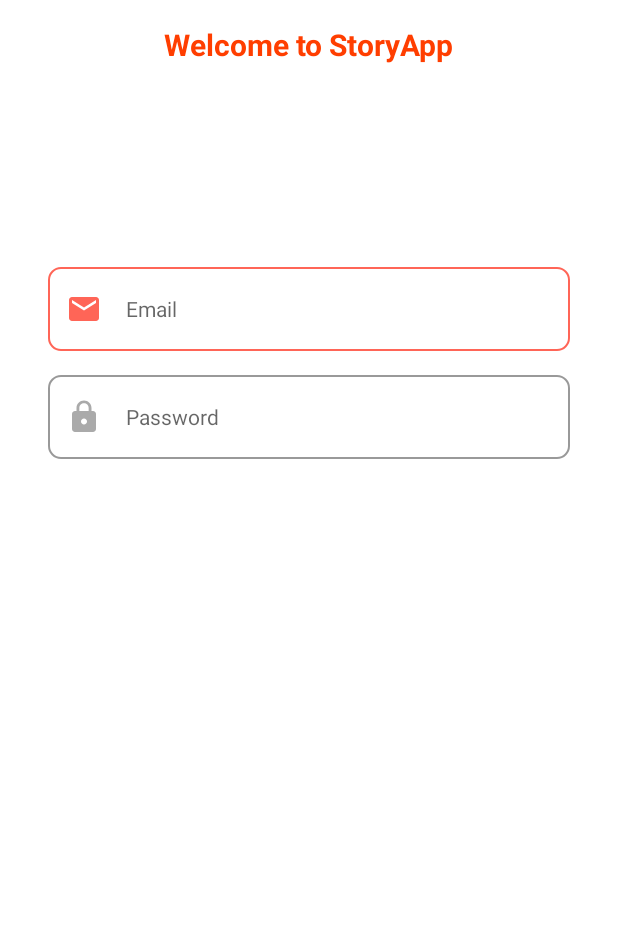
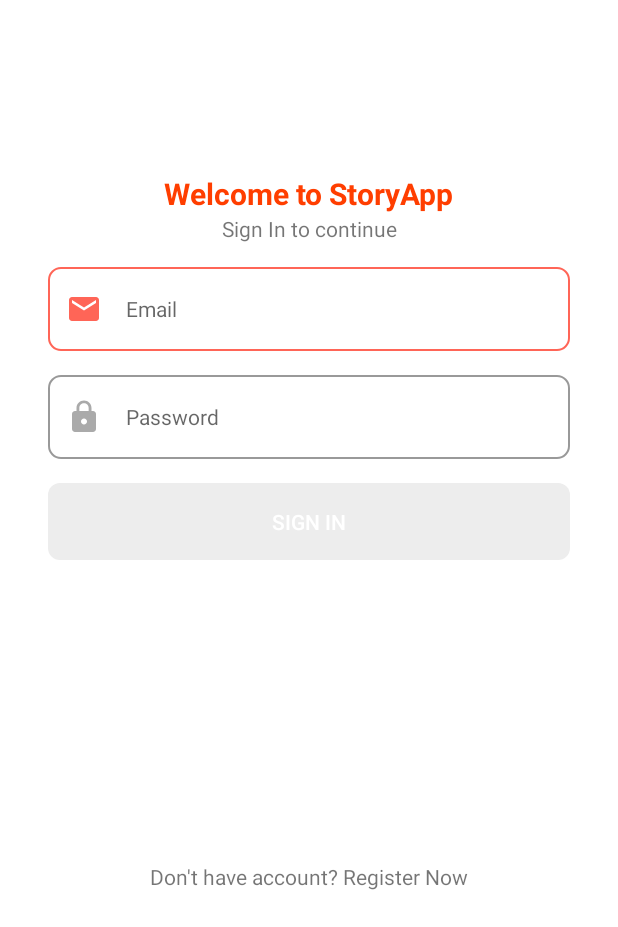
Before and after one commit to luthfiajiw/submission-story-app, an Android app: the SignInActivity screen opened directly, with no data from a screen before it, on a phone screen of 412 x 824 dp, the part 309-1236 px from its top. Run offline under Robolectric (Android 15) with nearby library versions, the phone set to English and light mode, and no system bars; our stand-ins replace CircleImageView.

Commit message:
sign in screen

```diff
--- a/app/src/main/AndroidManifest.xml
+++ b/app/src/main/AndroidManifest.xml
@@ -13,6 +13,9 @@
         android:supportsRtl="true"
         android:theme="@style/Theme.MyApplication"
         tools:targetApi="31">
+        <activity
+            android:name=".auth.views.SignUpActivity"
+            android:exported="false" />
         <activity
             android:name=".auth.views.SignInActivity"
             android:exported="false" />
--- a/app/src/main/java/com/submission/app/story/auth/views/SignInActivity.kt
+++ b/app/src/main/java/com/submission/app/story/auth/views/SignInActivity.kt
@@ -2,12 +2,22 @@ package com.submission.app.story.auth.views
 
 import android.animation.AnimatorSet
 import android.animation.ObjectAnimator
+import android.content.Intent
 import androidx.appcompat.app.AppCompatActivity
 import android.os.Bundle
+import android.text.Editable
+import android.text.TextWatcher
 import android.view.View
+import android.widget.TextView
 import com.submission.app.story.databinding.ActivitySignInBinding
+import com.submission.app.story.shared.components.CustomButton
+import com.submission.app.story.shared.components.TextField
 
 class SignInActivity : AppCompatActivity() {
+    private lateinit var btnSignin: CustomButton
+    private lateinit var edEmail: TextField
+    private lateinit var edPassword: TextField
+    private lateinit var textRegister: TextView
     private lateinit var binding: ActivitySignInBinding
 
     override fun onCreate(savedInstanceState: Bundle?) {
@@ -15,18 +25,49 @@ class SignInActivity : AppCompatActivity() {
         binding = ActivitySignInBinding.inflate(layoutInflater)
         setContentView(binding.root)
 
+        binding.apply {
+            edEmail = edLoginEmail
+            edPassword = edLoginPassword
+            this@SignInActivity.textRegister = textRegister
+            this@SignInActivity.btnSignin = btnSignin
+        }
+
         supportActionBar?.hide()
         startAnimation()
+        handleChangedPassword()
+
+        textRegister.setOnClickListener {
+            val intent = Intent(this@SignInActivity, SignUpActivity::class.java)
+            startActivity(intent)
+        }
+    }
+
+    private fun handleChangedPassword() {
+        edPassword.addTextChangedListener(object: TextWatcher {
+            override fun beforeTextChanged(s: CharSequence?, start: Int, count: Int, after: Int) {
+            }
+
+            override fun onTextChanged(s: CharSequence?, start: Int, before: Int, count: Int) {
+                val stringLength = s?.toString()?.length ?: 0
+                btnSignin.isEnabled = stringLength >= 6
+            }
+
+            override fun afterTextChanged(s: Editable?) {
+            }
+
+        })
     }
 
     private fun startAnimation() {
         val title = ObjectAnimator.ofFloat(binding.title, View.ALPHA, 1f).setDuration(500)
+        val signinText = ObjectAnimator.ofFloat(binding.signinToContinue, View.ALPHA, 1f).setDuration(500)
         val email = ObjectAnimator.ofFloat(binding.edLoginEmail, View.ALPHA, 1f).setDuration(500)
         val password = ObjectAnimator.ofFloat(binding.edLoginPassword, View.ALPHA, 1f).setDuration(500)
+        val btnSignin = ObjectAnimator.ofFloat(binding.btnSignin, View.ALPHA, 1f).setDuration(500)
+        val textRegister = ObjectAnimator.ofFloat(binding.textRegister, View.ALPHA, 1f).setDuration(500)
 
         AnimatorSet().apply {
-            playSequentially(title, email, password)
-            startDelay = 500
+            playTogether(title, signinText, email, password, btnSignin, textRegister)
         }.start()
     }
 }
--- /dev/null
+++ b/app/src/main/java/com/submission/app/story/auth/views/SignUpActivity.kt
@@ -0,0 +1,15 @@
+package com.submission.app.story.auth.views
+
+import androidx.appcompat.app.AppCompatActivity
+import android.os.Bundle
+import com.submission.app.story.databinding.ActivitySignUpBinding
+
+class SignUpActivity : AppCompatActivity() {
+    private lateinit var binding: ActivitySignUpBinding
+
+    override fun onCreate(savedInstanceState: Bundle?) {
+        super.onCreate(savedInstanceState)
+        binding = ActivitySignUpBinding.inflate(layoutInflater)
+        setContentView(binding.root)
+    }
+}
--- /dev/null
+++ b/app/src/main/java/com/submission/app/story/shared/components/CustomButton.kt
@@ -0,0 +1,31 @@
+package com.submission.app.story.shared.components
+
+import android.content.Context
+import android.graphics.Canvas
+import android.graphics.drawable.Drawable
+import android.util.AttributeSet
+import android.view.Gravity
+import androidx.appcompat.widget.AppCompatButton
+import androidx.core.content.ContextCompat
+import com.submission.app.story.R
+
+class CustomButton : AppCompatButton {
+    private lateinit var enabledBackground: Drawable
+    private lateinit var disabledBackground: Drawable
+
+    constructor(context: Context, attrs: AttributeSet) : super(context, attrs) {
+        init()
+    }
+
+    override fun onDraw(canvas: Canvas?) {
+        super.onDraw(canvas)
+        background = if(isEnabled) enabledBackground else disabledBackground
+        gravity = Gravity.CENTER
+        setTextColor(ContextCompat.getColor(context, R.color.white))
+    }
+
+    private fun init() {
+        enabledBackground = ContextCompat.getDrawable(context, R.drawable.bg_button) as Drawable
+        disabledBackground = ContextCompat.getDrawable(context, R.drawable.bg_button_disabled) as Drawable
+    }
+}
--- /dev/null
+++ b/app/src/main/res/drawable/bg_button.xml
@@ -0,0 +1,26 @@
+<?xml version="1.0" encoding="utf-8"?>
+<selector xmlns:android="http://schemas.android.com/apk/res/android">
+    <item android:state_pressed="true">
+        <shape>
+            <solid android:color="@color/primary" />
+            <corners android:radius="8dp" />
+            <padding
+                android:left="4dp"
+                android:right="4dp"
+                android:top="16dp"
+                android:bottom="16dp" />
+        </shape>
+
+    </item>
+    <item>
+        <shape>
+            <solid android:color="@color/primary" />
+            <corners android:radius="8dp" />
+            <padding
+                android:left="4dp"
+                android:right="4dp"
+                android:top="16dp"
+                android:bottom="16dp" />
+        </shape>
+    </item>
+</selector>
--- /dev/null
+++ b/app/src/main/res/drawable/bg_button_disabled.xml
@@ -0,0 +1,26 @@
+<?xml version="1.0" encoding="utf-8"?>
+<selector xmlns:android="http://schemas.android.com/apk/res/android">
+    <item android:state_pressed="true">
+        <shape>
+            <solid android:color="#EDEDED" />
+            <corners android:radius="8dp" />
+            <padding
+                android:left="4dp"
+                android:right="4dp"
+                android:top="16dp"
+                android:bottom="16dp" />
+        </shape>
+
+    </item>
+    <item>
+        <shape>
+            <solid android:color="#EDEDED" />
+            <corners android:radius="8dp" />
+            <padding
+                android:left="4dp"
+                android:right="4dp"
+                android:top="16dp"
+                android:bottom="16dp" />
+        </shape>
+    </item>
+</selector>
--- a/app/src/main/res/layout/activity_sign_in.xml
+++ b/app/src/main/res/layout/activity_sign_in.xml
@@ -24,13 +24,23 @@
         android:layout_width="wrap_content"
         android:layout_height="wrap_content"
         android:text="@string/welcome_to_storyapp"
-        android:layout_marginTop="16dp"
         android:textSize="20sp"
         android:textStyle="bold"
         android:textColor="@color/primary"
-        app:layout_constraintTop_toBottomOf="@+id/app_logo"
+        app:layout_constraintBottom_toTopOf="@+id/signin_to_continue"
         app:layout_constraintStart_toStartOf="parent"
         app:layout_constraintEnd_toEndOf="parent" />
+
+    <TextView
+        android:id="@+id/signin_to_continue"
+        android:alpha="0"
+        android:layout_width="wrap_content"
+        android:layout_height="wrap_content"
+        android:text="@string/sign_in_to_continue"
+        android:layout_marginBottom="16dp"
+        app:layout_constraintStart_toStartOf="parent"
+        app:layout_constraintEnd_toEndOf="parent"
+        app:layout_constraintBottom_toTopOf="@+id/ed_login_email" />
 
     <com.submission.app.story.shared.components.TextField
         android:id="@+id/ed_login_email"
@@ -67,6 +77,27 @@
         android:drawableStart="@drawable/custom_ic_lock"
         android:hint="@string/password" />
 
+    <com.submission.app.story.shared.components.CustomButton
+        android:id="@+id/btn_signin"
+        android:alpha="0"
+        android:enabled="false"
+        android:layout_width="match_parent"
+        android:layout_height="wrap_content"
+        android:text="@string/sign_in"
+        app:layout_constraintTop_toBottomOf="@+id/ed_login_password"
+        android:layout_marginTop="16dp"
+        android:layout_marginStart="16dp"
+        android:layout_marginEnd="16dp" />
 
+    <TextView
+        android:id="@+id/text_register"
+        android:alpha="0"
+        android:layout_width="wrap_content"
+        android:layout_height="wrap_content"
+        android:text="@string/text_register"
+        android:layout_marginBottom="8dp"
+        app:layout_constraintStart_toStartOf="parent"
+        app:layout_constraintEnd_toEndOf="parent"
+        app:layout_constraintBottom_toBottomOf="parent" />
 
 </androidx.constraintlayout.widget.ConstraintLayout>
--- /dev/null
+++ b/app/src/main/res/layout/activity_sign_up.xml
@@ -0,0 +1,9 @@
+<?xml version="1.0" encoding="utf-8"?>
+<androidx.constraintlayout.widget.ConstraintLayout xmlns:android="http://schemas.android.com/apk/res/android"
+    xmlns:app="http://schemas.android.com/apk/res-auto"
+    xmlns:tools="http://schemas.android.com/tools"
+    android:layout_width="match_parent"
+    android:layout_height="match_parent"
+    tools:context=".auth.views.SignUpActivity">
+
+</androidx.constraintlayout.widget.ConstraintLayout>
--- a/app/src/main/res/values/strings.xml
+++ b/app/src/main/res/values/strings.xml
@@ -6,4 +6,7 @@
     <string name="welcome_to_storyapp">Welcome to StoryApp</string>
     <string name="email">Email</string>
     <string name="password">Password</string>
+    <string name="sign_in_to_continue">Sign In to continue</string>
+    <string name="sign_in">Sign In</string>
+    <string name="text_register">Don\'t have account? Register Now</string>
 </resources>
```
